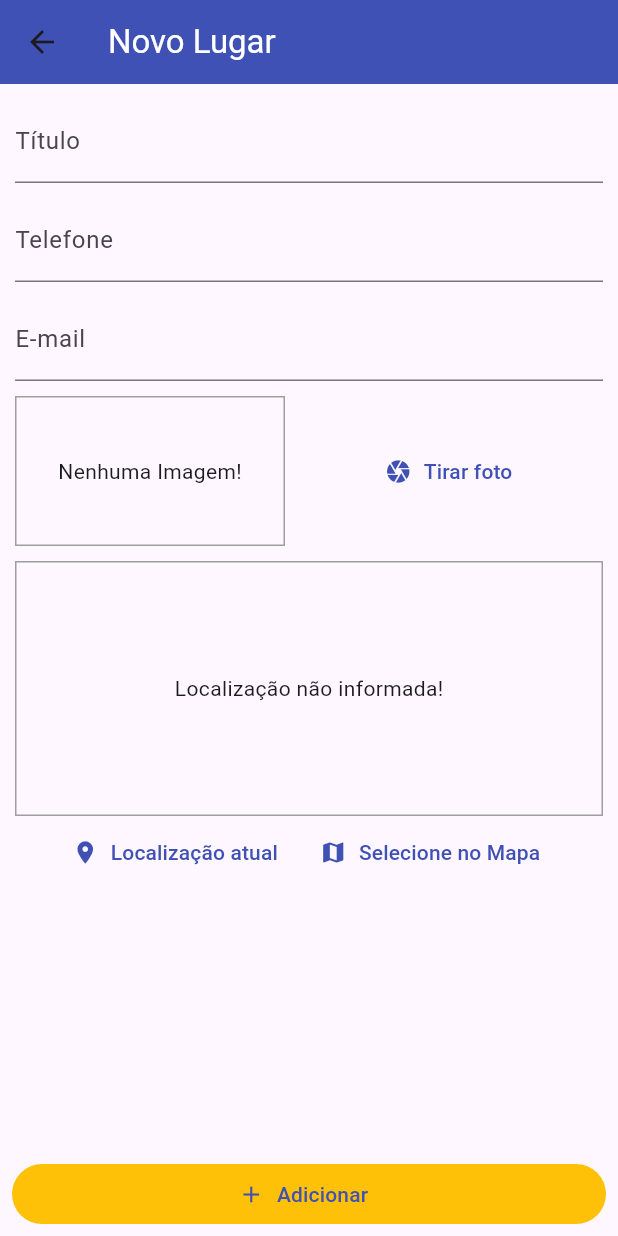
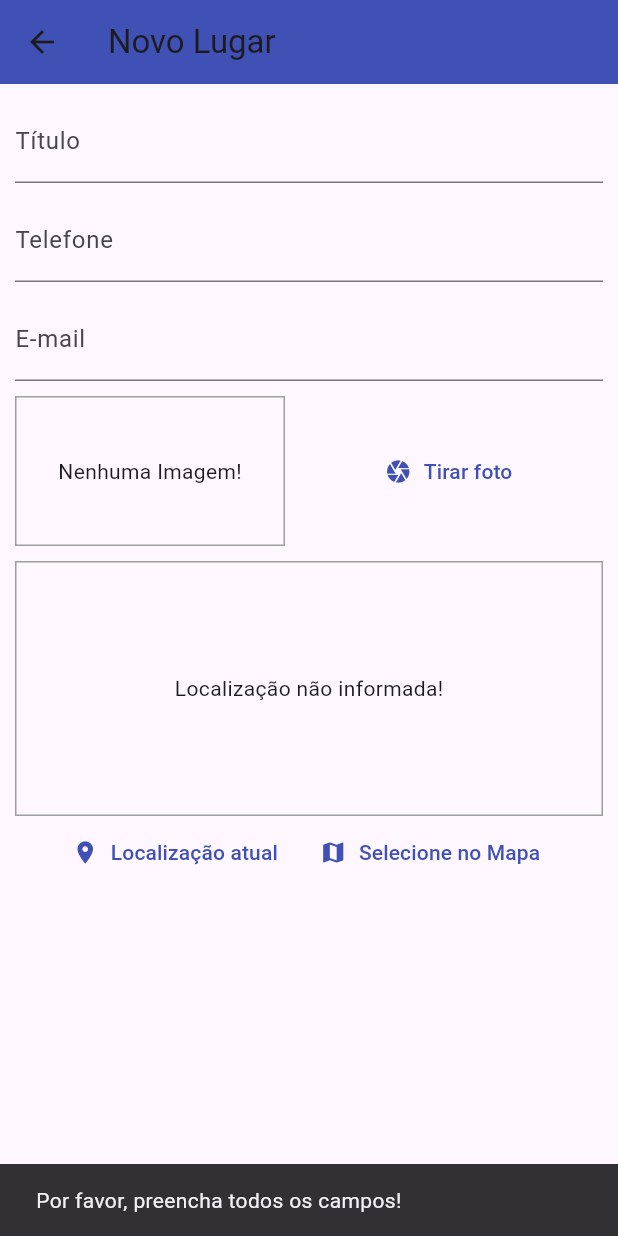
Before and after one commit to DaviVCarvalhos/f09_recursos_nativos, a Flutter app: the PlaceFormScreen screen opened by its route, after a tap on "Adicionar", on a phone screen of 412 x 824 dp. Run offline on Flutter 3.47's test engine with Material 3 defaults, Android fonts, the phone set to English and light mode, and no system bars; our stand-ins replace firebase_core, firebase_database, google_maps_flutter, image_picker, location, sqflite; accounts and stored records are empty.

Commit message:
crud de lugares adicionado

```diff
--- a/lib/components/image_input.dart
+++ b/lib/components/image_input.dart
@@ -8,7 +8,7 @@ import 'package:path_provider/path_provider.dart' as syspaths;
 class ImageInput extends StatefulWidget {
   final Function onSelectImage;
 
-  ImageInput(this.onSelectImage);
+  ImageInput(this.onSelectImage, {File? initialImage});
 
   @override
   _ImageInputState createState() => _ImageInputState();
--- a/lib/components/location_input.dart
+++ b/lib/components/location_input.dart
@@ -5,12 +5,12 @@ import 'package:google_maps_flutter/google_maps_flutter.dart';
 import '../screens/map_screen.dart';
 import '../utils/location_util.dart';
 
-// Adicionamos o parâmetro onSelectPlace para passar as coordenadas de volta.
 class LocationInput extends StatefulWidget {
   final Function(double, double)
       onSelectPlace; // Callback para enviar coordenadas
+  final LatLng? initialLocation; // Localização inicial opcional
 
-  LocationInput({required this.onSelectPlace});
+  LocationInput({required this.onSelectPlace, this.initialLocation});
 
   @override
   _LocationInputState createState() => _LocationInputState();
@@ -19,15 +19,26 @@ class LocationInput extends StatefulWidget {
 class _LocationInputState extends State<LocationInput> {
   String? _previewImageUrl;
 
+  @override
+  void initState() {
+    super.initState();
+    // Se uma localização inicial foi fornecida, gera a imagem do mapa.
+    if (widget.initialLocation != null) {
+      _previewImageUrl = LocationUtil.generateLocationPreviewImage(
+        latitude: widget.initialLocation!.latitude,
+        longitude: widget.initialLocation!.longitude,
+      );
+    }
+  }
+
   Future<void> _getCurrentUserLocation() async {
+    try {
       final locData =
           await Location().getLocation(); // Pega localização do usuário
-    print(locData.latitude);
-    print(locData.longitude);
-
-    // Atualizando a visualização do mapa com a localização do usuário
       final staticMapImageUrl = LocationUtil.generateLocationPreviewImage(
-        latitude: locData.latitude!, longitude: locData.longitude!);
+        latitude: locData.latitude!,
+        longitude: locData.longitude!,
+      );
 
       // Passando as coordenadas para o callback
       widget.onSelectPlace(locData.latitude!, locData.longitude!);
@@ -35,23 +46,25 @@ class _LocationInputState extends State<LocationInput> {
       setState(() {
         _previewImageUrl = staticMapImageUrl;
       });
+    } catch (error) {
+      print("Erro ao obter localização: $error");
+    }
   }
 
   Future<void> _selectOnMap() async {
-    final LatLng selectedPosition = await Navigator.of(context).push(
+    final LatLng? selectedPosition = await Navigator.of(context).push(
       MaterialPageRoute(
-          fullscreenDialog: true, builder: ((context) => MapScreen())),
+        fullscreenDialog: true,
+        builder: (context) => MapScreen(),
+      ),
     );
 
     if (selectedPosition == null) return;
 
-    print(selectedPosition.latitude);
-    print(selectedPosition.longitude);
-
-    // Atualizando a visualização do mapa com a localização selecionada
     final staticMapImageUrl = LocationUtil.generateLocationPreviewImage(
       latitude: selectedPosition.latitude,
-        longitude: selectedPosition.longitude);
+      longitude: selectedPosition.longitude,
+    );
 
     // Passando as coordenadas para o callback
     widget.onSelectPlace(selectedPosition.latitude, selectedPosition.longitude);
@@ -97,7 +110,7 @@ class _LocationInputState extends State<LocationInput> {
               onPressed: _selectOnMap,
             ),
           ],
-        )
+        ),
       ],
     );
   }
--- a/lib/screens/place_form_screen.dart
+++ b/lib/screens/place_form_screen.dart
@@ -1,12 +1,30 @@
 import 'dart:io';
 
-import 'package:f09_recursos_nativos/components/image_input.dart';
-import 'package:f09_recursos_nativos/components/location_input.dart';
-import 'package:f09_recursos_nativos/provider/places_model.dart';
 import 'package:flutter/material.dart';
 import 'package:provider/provider.dart';
+import 'package:google_maps_flutter/google_maps_flutter.dart';
+
+import '../components/image_input.dart';
+import '../components/location_input.dart';
+import '../provider/places_model.dart';
 
 class PlaceFormScreen extends StatefulWidget {
+  final String? id;
+  final String? title;
+  final String? phoneNumber;
+  final String? email;
+  final LatLng? initialLocation;
+  final String? imagePath;
+
+  PlaceFormScreen({
+    this.id,
+    this.title,
+    this.phoneNumber,
+    this.email,
+    this.initialLocation,
+    this.imagePath,
+  });
+
   @override
   _PlaceFormScreenState createState() => _PlaceFormScreenState();
 }
@@ -20,7 +38,21 @@ class _PlaceFormScreenState extends State<PlaceFormScreen> {
   double? _latitude;
   double? _longitude;
 
-  // Callback para receber as coordenadas da localização
+  @override
+  void initState() {
+    super.initState();
+    if (widget.title != null) _titleController.text = widget.title!;
+    if (widget.phoneNumber != null) _phoneController.text = widget.phoneNumber!;
+    if (widget.email != null) _emailController.text = widget.email!;
+    if (widget.initialLocation != null) {
+      _latitude = widget.initialLocation!.latitude;
+      _longitude = widget.initialLocation!.longitude;
+    }
+    if (widget.imagePath != null) {
+      _pickedImage = File(widget.imagePath!);
+    }
+  }
+
   void _selectPlace(double lat, double lng) {
     _latitude = lat;
     _longitude = lng;
@@ -30,23 +62,41 @@ class _PlaceFormScreenState extends State<PlaceFormScreen> {
     _pickedImage = pickedImage;
   }
 
-  void _submitForm() {
+  void _submitForm() async {
     if (_titleController.text.isEmpty ||
-        _pickedImage == null ||
         _phoneController.text.isEmpty ||
         _emailController.text.isEmpty ||
         _latitude == null ||
-        _longitude == null) {
+        _longitude == null ||
+        (_pickedImage == null && widget.id == null)) {
+      ScaffoldMessenger.of(context).showSnackBar(
+        SnackBar(content: Text('Por favor, preencha todos os campos!')),
+      );
       return;
     }
 
-    Provider.of<PlacesModel>(context, listen: false).addPlace(
+    if (widget.id == null) {
+      // Adicionar novo lugar
+      Provider.of<PlacesModel>(context, listen: false).addPlace(
         _titleController.text,
         _pickedImage!,
         _latitude!,
         _longitude!,
         _phoneController.text,
-        _emailController.text);
+        _emailController.text,
+      );
+    } else {
+      // Editar lugar existente
+      Provider.of<PlacesModel>(context, listen: false).editPlace(
+        widget.id!,
+        _titleController.text,
+        _pickedImage!,
+        _latitude!,
+        _longitude!,
+        _phoneController.text,
+        _emailController.text,
+      );
+    }
 
     Navigator.of(context).pop();
   }
@@ -55,10 +105,7 @@ class _PlaceFormScreenState extends State<PlaceFormScreen> {
   Widget build(BuildContext context) {
     return Scaffold(
       appBar: AppBar(
-        title: Text(
-          'Novo Lugar',
-          style: TextStyle(color: Colors.white),
-        ),
+        title: Text(widget.id == null ? 'Novo Lugar' : 'Editar Lugar'),
         backgroundColor: Colors.indigo,
       ),
       body: Column(
@@ -72,29 +119,28 @@ class _PlaceFormScreenState extends State<PlaceFormScreen> {
                   children: [
                     TextField(
                       controller: _titleController,
-                      decoration: InputDecoration(
-                        labelText: 'Título',
-                      ),
+                      decoration: InputDecoration(labelText: 'Título'),
                     ),
                     SizedBox(height: 10),
                     TextField(
                       controller: _phoneController,
-                      decoration: InputDecoration(
-                        labelText: 'Telefone',
-                      ),
+                      decoration: InputDecoration(labelText: 'Telefone'),
                     ),
                     SizedBox(height: 10),
                     TextField(
                       controller: _emailController,
-                      decoration: InputDecoration(
-                        labelText: 'E-mail',
-                      ),
+                      decoration: InputDecoration(labelText: 'E-mail'),
                     ),
                     SizedBox(height: 10),
-                    ImageInput(this._selectImage),
+                    ImageInput(
+                      _selectImage,
+                      initialImage: _pickedImage,
+                    ),
                     SizedBox(height: 10),
                     LocationInput(
-                        onSelectPlace: _selectPlace), // Passando o callback
+                      onSelectPlace: _selectPlace,
+                      initialLocation: widget.initialLocation,
+                    ),
                   ],
                 ),
               ),
@@ -103,8 +149,9 @@ class _PlaceFormScreenState extends State<PlaceFormScreen> {
           Padding(
             padding: const EdgeInsets.all(8.0),
             child: ElevatedButton.icon(
-              icon: Icon(Icons.add),
-              label: Text('Adicionar'),
+              icon: Icon(Icons.save),
+              label:
+                  Text(widget.id == null ? 'Adicionar' : 'Salvar Alterações'),
               style: ElevatedButton.styleFrom(
                 backgroundColor: Theme.of(context).colorScheme.secondary,
                 elevation: 0,
```
Also changed, not shown: lib/provider/places_model.dart (+63 -0 lines), lib/screens/places_list_screen.dart (+64 -17 lines). Lines whose indentation alone changed are shown as unchanged.
